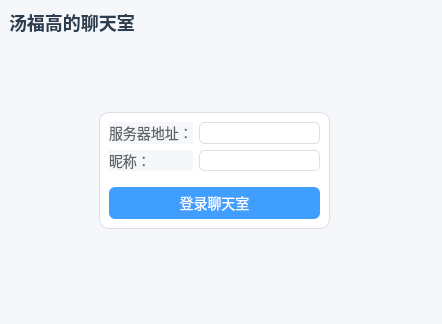
The window that ChatClient/mainwindow.ui (Rodger6666/lab4) describes before a commit, drawn with Qt 5.
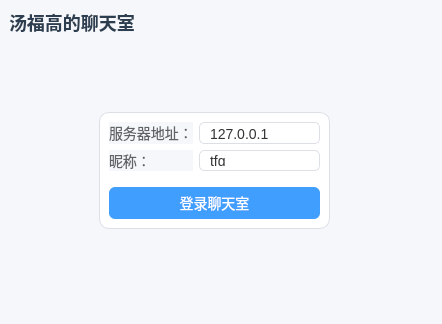
The same window after the commit. The open tabs and pages were chosen to show the change.

```diff
--- a/ChatClient/mainwindow.ui
+++ b/ChatClient/mainwindow.ui
@@ -238,10 +238,18 @@
             </widget>
            </item>
            <item row="0" column="1">
-            <widget class="QLineEdit" name="serverEdit"/>
+            <widget class="QLineEdit" name="serverEdit">
+             <property name="text">
+              <string>127.0.0.1</string>
+             </property>
+            </widget>
            </item>
            <item row="1" column="1">
-            <widget class="QLineEdit" name="usernameEdit"/>
+            <widget class="QLineEdit" name="usernameEdit">
+             <property name="text">
+              <string>tfg</string>
+             </property>
+            </widget>
            </item>
           </layout>
          </item>
```
Left out of the diff: 2 changed lines with no effect on the pictures.
